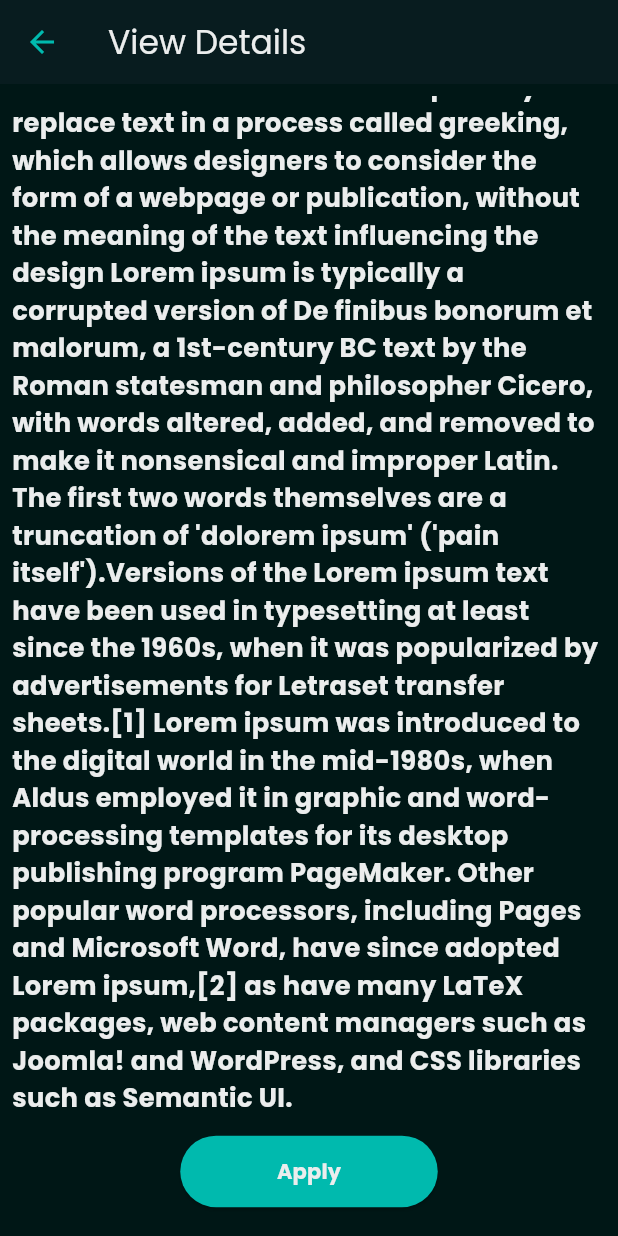
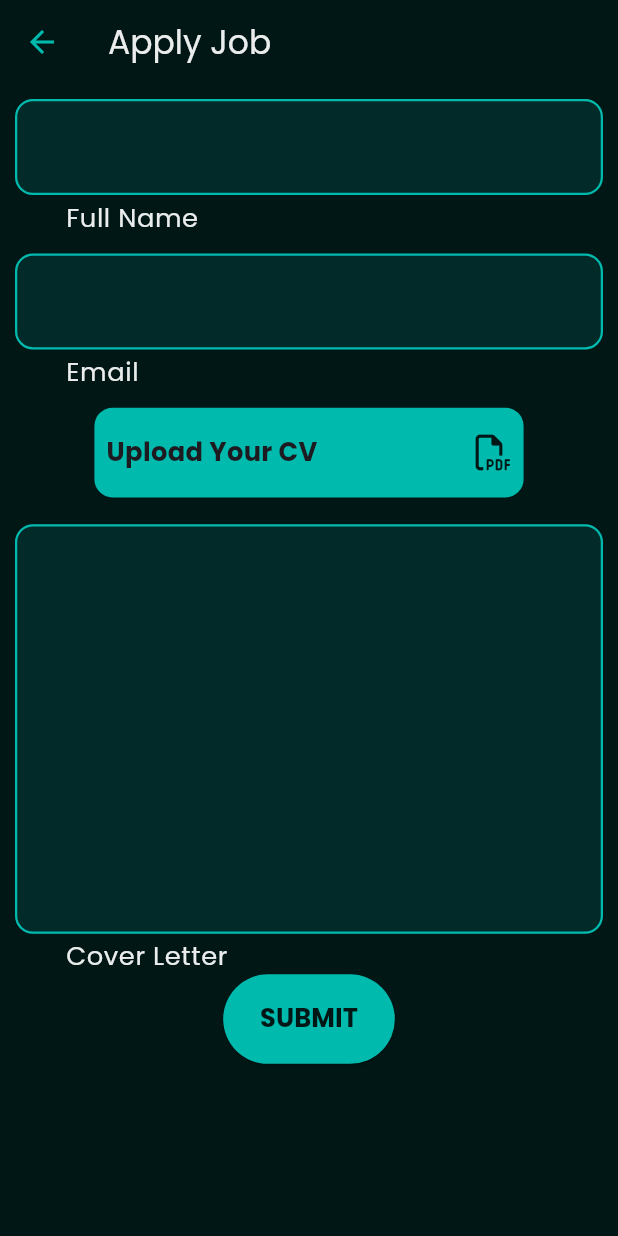
Before and after one commit to VivekYadavDeveloper/Jobs, a Flutter app: the JobDetailScreen screen opened directly, scrolled down 576 dp, after a tap on "Apply", on a phone screen of 412 x 824 dp. Run offline on Flutter 3.47's test engine with Material 2 defaults, Android fonts, the phone set to English and light mode, and no system bars; our stand-ins replace flutter_screenutil, font_awesome_flutter, google_fonts, otp_text_field; missing offline and left inert: flutter_stripe.

Commit message:
Edit Screen / Fix Next Button/ Detail Screen/Apply Screen

```diff
--- /dev/null
+++ b/lib/view/jobDetaileSacreen/job.apply.dart
@@ -0,0 +1,125 @@
+import 'package:flutter/material.dart';
+import 'package:flutter_screenutil/flutter_screenutil.dart';
+import 'package:font_awesome_flutter/font_awesome_flutter.dart';
+import 'package:google_fonts/google_fonts.dart';
+import 'package:inductus_jobs/view/Widgets/custom.textfield.widget.dart';
+
+import '../../app/app.color.constant.dart';
+
+class JobApplyScreen extends StatelessWidget {
+  JobApplyScreen({super.key});
+
+  final TextEditingController fullNameController = TextEditingController();
+  final TextEditingController emailController = TextEditingController();
+  final TextEditingController coverLetterController = TextEditingController();
+
+  @override
+  Widget build(BuildContext context) {
+    return Scaffold(
+      backgroundColor: AppColors.primaryColor,
+      appBar: AppBar(
+        backgroundColor: AppColors.primaryColor,
+        title: Text(
+          "Apply Job",
+          style: TextStyle(color: AppColors.whiteColor),
+        ),
+      ),
+      body: LayoutBuilder(builder: (context, BoxConstraints constraints) {
+        return Padding(
+          padding: const EdgeInsets.all(10),
+          child: Column(
+            children: <Widget>[
+              CustomTextField.customTextField(
+                  textEditingController: fullNameController,
+                  textInputType: TextInputType.text,
+                  helperText: "Full Name"),
+              SizedBox(height: 10.h),
+              CustomTextField.customTextField(
+                  textEditingController: fullNameController,
+                  textInputType: TextInputType.text,
+                  helperText: "Email"),
+              SizedBox(height: 10.h),
+              Container(
+                height: 50.h,
+                width: 250.0.w,
+                decoration: BoxDecoration(
+                  color: AppColors.activeColor,
+                  borderRadius: BorderRadius.circular(12.0),
+                ),
+                child: Padding(
+                  padding: const EdgeInsets.all(8.0),
+                  child: Row(
+                    mainAxisAlignment: MainAxisAlignment.spaceBetween,
+                    children: <Widget>[
+                      Text(
+                        "Upload Your CV",
+                        style: TextStyle(
+                            fontSize: 15.sp, fontWeight: FontWeight.bold),
+                      ),
+                      FaIcon(
+                        FontAwesomeIcons.filePdf,
+                        color: AppColors.primaryColor,
+                      ),
+                    ],
+                  ),
+                ),
+              ),
+              SizedBox(height: 15.h),
+              SizedBox(
+                height: 300,
+                child: TextFormField(
+                  maxLines: null,
+                  expands: true,
+                  keyboardType: TextInputType.text,
+                  style: TextStyle(color: AppColors.whiteColor),
+                  // onChanged: onChange,
+                  controller: coverLetterController,
+                  // validator: validator,
+                  decoration: InputDecoration(
+                    helperText: "Cover Letter",
+                    focusColor: AppColors.textFieldFillColor,
+                    hoverColor: AppColors.textFieldFillColor,
+                    fillColor: AppColors.textFieldFillColor,
+                    filled: true,
+                    contentPadding: const EdgeInsets.symmetric(
+                      horizontal: 30,
+                      vertical: 20,
+                    ),
+                    helperStyle:
+                        TextStyle(color: AppColors.whiteColor, fontSize: 15.sp),
+                    enabledBorder: OutlineInputBorder(
+                      borderRadius: const BorderRadius.all(
+                        Radius.circular(12),
+                      ),
+                      borderSide:
+                          BorderSide(color: AppColors.activeColor, width: 1.5),
+                    ),
+                    focusedBorder: OutlineInputBorder(
+                      borderRadius: const BorderRadius.all(Radius.circular(8)),
+                      borderSide: BorderSide(color: AppColors.activeColor),
+                    ),
+                  ),
+                ),
+              ),
+              SizedBox(
+                  height: 50.h,
+                  width: 100.w,
+                  child: ElevatedButton(
+                      style: ButtonStyle(
+                          backgroundColor: MaterialStateProperty.all<Color>(
+                              AppColors.activeColor)),
+                      onPressed: () {},
+                      child: Text(
+                        "SUBMIT",
+                        style: TextStyle(
+                            color: AppColors.primaryColor,
+                            fontSize: 15.sp,
+                            fontWeight: FontWeight.bold),
+                      )))
+            ],
+          ),
+        );
+      }),
+    );
+  }
+}
--- a/lib/view/jobDetaileSacreen/job.details.screen.dart
+++ b/lib/view/jobDetaileSacreen/job.details.screen.dart
@@ -1,7 +1,7 @@
-import 'package:flutter/cupertino.dart';
 import 'package:flutter/material.dart';
 import 'package:flutter_screenutil/flutter_screenutil.dart';
 import 'package:google_fonts/google_fonts.dart';
+import 'package:inductus_jobs/view/jobDetaileSacreen/job.apply.dart';
 
 import '../../app/app.color.constant.dart';
 
@@ -37,6 +37,11 @@ class _JobDetailScreenState extends State<JobDetailScreen> {
                     height: 300.h,
                     width: 400.w,
                     decoration: BoxDecoration(
+                      border: Border.all(
+                        color: AppColors.activeColor,
+                        style: BorderStyle.solid,
+                        width: 1.0,
+                      ),
                       color: AppColors.textFieldFillColor,
                       borderRadius: const BorderRadius.all(Radius.circular(12)),
                     ),
@@ -107,6 +112,7 @@ class _JobDetailScreenState extends State<JobDetailScreen> {
                                 width: 100,
                                 decoration: BoxDecoration(
                                     color: AppColors.activeColor,
+                                    // border: B,
                                     borderRadius: const BorderRadius.all(
                                         Radius.circular(12))),
                                 child: Center(
@@ -154,7 +160,12 @@ class _JobDetailScreenState extends State<JobDetailScreen> {
                       style: ButtonStyle(
                           backgroundColor: MaterialStatePropertyAll<Color>(
                               AppColors.activeColor)),
-                      onPressed: () {},
+                      onPressed: () {
+                        Navigator.push(
+                            context,
+                            MaterialPageRoute(
+                                builder: (context) => JobApplyScreen()));
+                      },
                       child: Text(
                         "Apply",
                         style: TextStyle(
```
